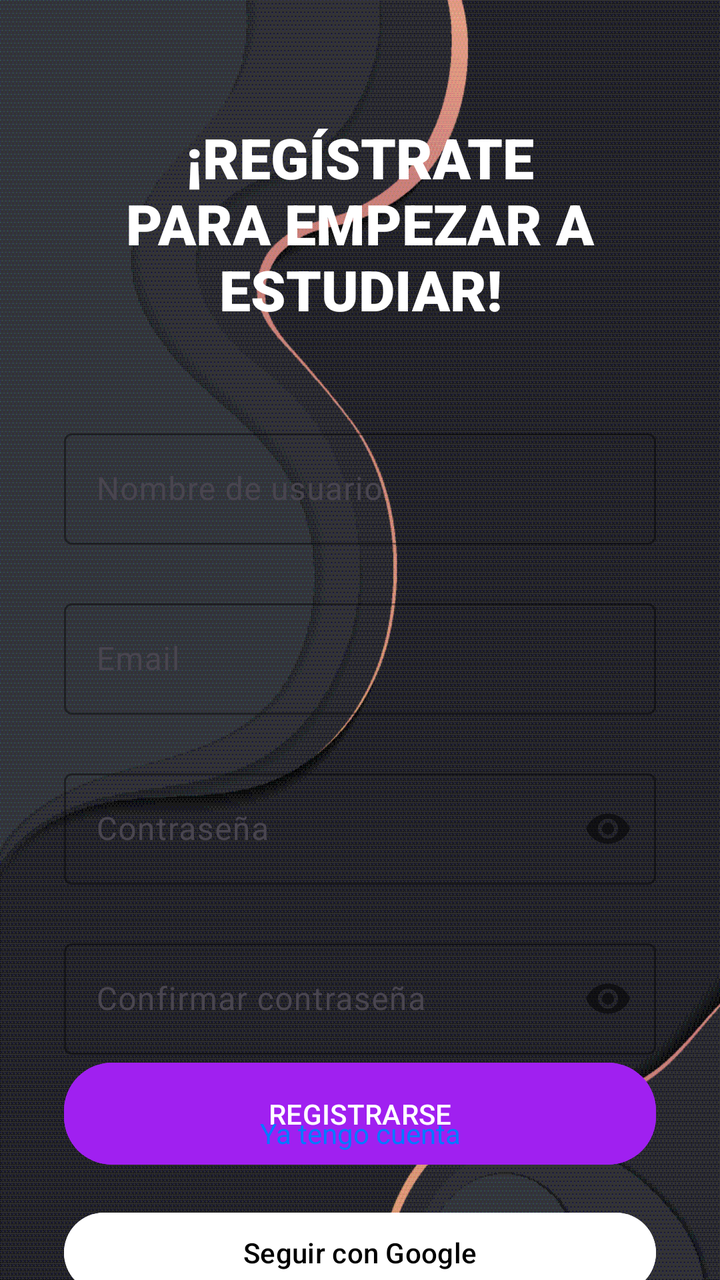
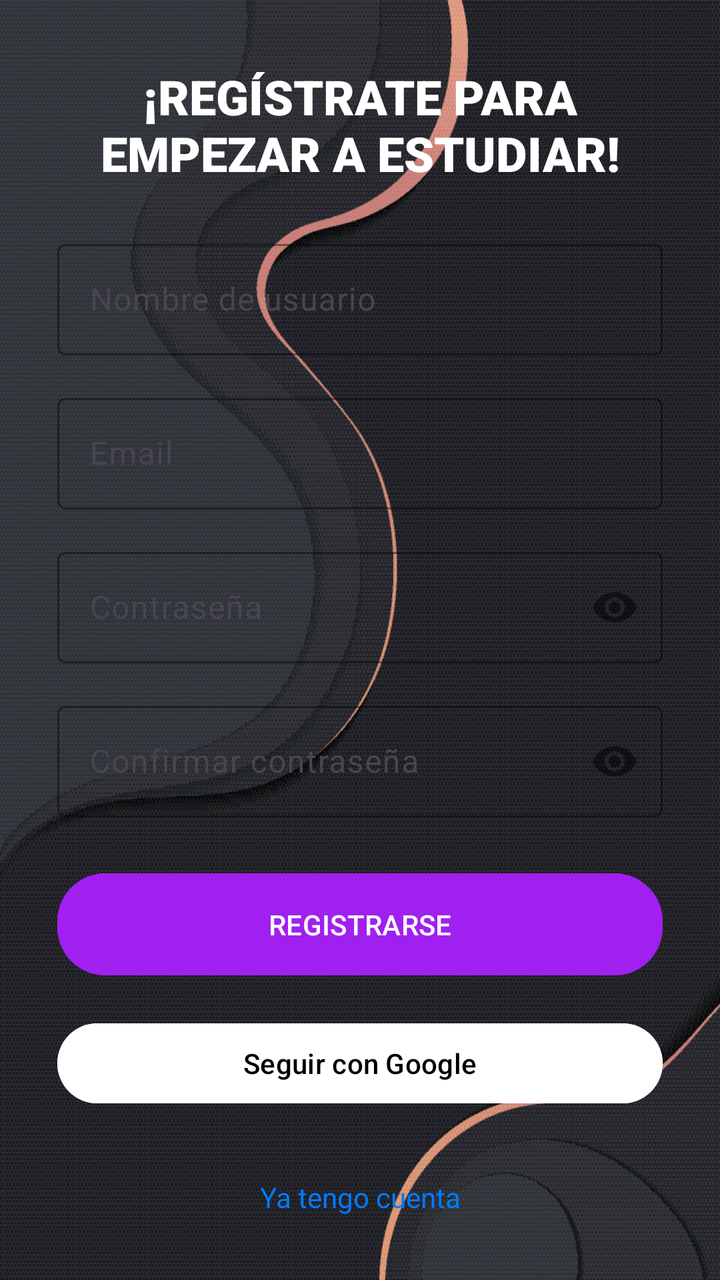

The first picture is an Android layout as it rendered before a commit; the second is the same layout after the commit. The layout source and the unified diff follow.
<!-- AndroidManifest.xml: application theme Theme.AprendeAprueba -->
<!-- res/layout/activity_register.xml -->
<?xml version="1.0" encoding="utf-8"?>
<androidx.constraintlayout.widget.ConstraintLayout xmlns:android="http://schemas.android.com/apk/res/android"
    xmlns:app="http://schemas.android.com/apk/res-auto"
    xmlns:tools="http://schemas.android.com/tools"
    android:layout_width="match_parent"
    android:layout_height="match_parent"
    android:background="@drawable/fondo"
    tools:context=".activities.RegisterActivity">

    <TextView
        android:id="@+id/tvTitle"
        android:layout_width="0dp"
        android:layout_height="wrap_content"
        android:layout_marginStart="32dp"
        android:layout_marginTop="60dp"
        android:layout_marginEnd="32dp"
        android:fontFamily="sans-serif-black"
        android:gravity="center"
        android:text="¡REGÍSTRATE PARA EMPEZAR A ESTUDIAR!"
        android:textColor="@android:color/white"
        android:textSize="28sp"
        android:textStyle="bold"
        app:layout_constraintEnd_toEndOf="parent"
        app:layout_constraintStart_toStartOf="parent"
        app:layout_constraintTop_toTopOf="parent" />

    <com.google.android.material.textfield.TextInputLayout
        android:id="@+id/tilUsername"
        android:layout_width="0dp"
        android:layout_height="wrap_content"
        android:layout_marginStart="32dp"
        android:layout_marginTop="48dp"
        android:layout_marginEnd="32dp"
        app:boxBackgroundMode="outline"
        app:boxStrokeColor="@android:color/white"
        app:hintTextColor="@android:color/white"
        app:layout_constraintTop_toBottomOf="@id/tvTitle"
        app:layout_constraintStart_toStartOf="parent"
        app:layout_constraintEnd_toEndOf="parent">

        <com.google.android.material.textfield.TextInputEditText
            android:id="@+id/etUsername"
            android:layout_width="match_parent"
            android:layout_height="wrap_content"
            android:hint="Nombre de usuario"
            android:inputType="text"
            android:textColor="@android:color/white"/>
    </com.google.android.material.textfield.TextInputLayout>

    <com.google.android.material.textfield.TextInputLayout
        android:id="@+id/tilEmail"
        android:layout_width="0dp"
        android:layout_height="wrap_content"
        android:layout_marginStart="32dp"
        android:layout_marginTop="24dp"
        android:layout_marginEnd="32dp"
        app:boxBackgroundMode="outline"
        app:boxStrokeColor="@android:color/white"
        app:hintTextColor="@android:color/white"
        app:layout_constraintTop_toBottomOf="@id/tilUsername"
        app:layout_constraintStart_toStartOf="parent"
        app:layout_constraintEnd_toEndOf="parent">

        <com.google.android.material.textfield.TextInputEditText
            android:id="@+id/etEmail"
            android:layout_width="match_parent"
            android:layout_height="wrap_content"
            android:hint="Email"
            android:inputType="textEmailAddress"
            android:textColor="@android:color/white"/>
    </com.google.android.material.textfield.TextInputLayout>

    <com.google.android.material.textfield.TextInputLayout
        android:id="@+id/tilPassword"
        android:layout_width="0dp"
        android:layout_height="wrap_content"
        android:layout_marginStart="32dp"
        android:layout_marginTop="24dp"
        android:layout_marginEnd="32dp"
        app:boxBackgroundMode="outline"
        app:boxStrokeColor="@android:color/white"
        app:hintTextColor="@android:color/white"
        app:passwordToggleEnabled="true"
        app:layout_constraintTop_toBottomOf="@id/tilEmail"
        app:layout_constraintStart_toStartOf="parent"
        app:layout_constraintEnd_toEndOf="parent">

        <com.google.android.material.textfield.TextInputEditText
            android:id="@+id/etPassword"
            android:layout_width="match_parent"
            android:layout_height="wrap_content"
            android:hint="Contraseña"
            android:inputType="textPassword"
            android:textColor="@android:color/white"/>
    </com.google.android.material.textfield.TextInputLayout>

    <com.google.android.material.textfield.TextInputLayout
        android:id="@+id/tilConfirmPassword"
        android:layout_width="0dp"
        android:layout_height="wrap_content"
        android:layout_marginStart="32dp"
        android:layout_marginTop="24dp"
        android:layout_marginEnd="32dp"
        app:boxBackgroundMode="outline"
        app:boxStrokeColor="@android:color/white"
        app:hintTextColor="@android:color/white"
        app:passwordToggleEnabled="true"
        app:layout_constraintTop_toBottomOf="@id/tilPassword"
        app:layout_constraintStart_toStartOf="parent"
        app:layout_constraintEnd_toEndOf="parent">

        <com.google.android.material.textfield.TextInputEditText
            android:id="@+id/etConfirmPassword"
            android:layout_width="match_parent"
            android:layout_height="wrap_content"
            android:hint="Confirmar contraseña"
            android:inputType="textPassword"
            android:textColor="@android:color/white"/>
    </com.google.android.material.textfield.TextInputLayout>

    <Button
        android:id="@+id/btnRegister"
        android:layout_width="0dp"
        android:layout_height="wrap_content"
        android:layout_marginStart="32dp"
        android:layout_marginEnd="32dp"
        android:backgroundTint="#A020F0"
        android:paddingTop="16dp"
        android:paddingBottom="16dp"
        android:text="REGISTRARSE"
        android:textColor="@android:color/white"
        app:cornerRadius="24dp"
        app:layout_constraintTop_toBottomOf="@id/tilConfirmPassword"
        app:layout_constraintStart_toStartOf="parent"
        app:layout_constraintEnd_toEndOf="parent" />

    <Button
        android:id="@+id/btnGoogle"
        android:layout_width="0dp"
        android:layout_height="wrap_content"
        android:layout_marginTop="16dp"
        android:layout_marginStart="32dp"
        android:layout_marginEnd="32dp"
        android:text="Seguir con Google"
        android:textColor="@android:color/black"
        android:backgroundTint="@android:color/white"
        app:cornerRadius="24dp"
        app:layout_constraintTop_toBottomOf="@id/btnRegister"
        app:layout_constraintStart_toStartOf="parent"
        app:layout_constraintEnd_toEndOf="parent" />

    <TextView
        android:id="@+id/tvLogin"
        android:layout_width="wrap_content"
        android:layout_height="wrap_content"
        android:layout_marginBottom="64dp"
        android:text="Ya tengo cuenta"
        android:textColor="#007AFF"
        app:layout_constraintBottom_toBottomOf="parent"
        app:layout_constraintStart_toStartOf="parent"
        app:layout_constraintEnd_toEndOf="parent" />



</androidx.constraintlayout.widget.ConstraintLayout>
<!-- resources referenced by this layout -->
<resources>
  <!-- drawable fondo: png bitmap (drawable, 17815 bytes) -->
  <style name="Theme.AprendeAprueba" parent="Theme.Material3.DayNight.NoActionBar">
          <item name="colorPrimary">#A020F0</item>
          <item name="colorOnPrimary">@android:color/white</item>
  
          <item name="colorSurface">#FFFFFF</item>
          <item name="colorOnSurface">#1C1B1F</item>
          <item name="colorSurfaceVariant">#E7E0EC</item>
  
          <item name="listPopupWindowStyle">@style/Widget.Material3.PopupMenu.ListPopupWindow</item>
      </style>
</resources>

<!-- the commit's change to res/layout/activity_register.xml (unified diff, before → after) -->
@@ -7,36 +7,52 @@
     android:background="@drawable/fondo"
     tools:context=".activities.RegisterActivity">
 
+    <androidx.constraintlayout.widget.Guideline
+        android:id="@+id/gl_start"
+        android:layout_width="wrap_content"
+        android:layout_height="wrap_content"
+        android:orientation="vertical"
+        app:layout_constraintGuide_percent="0.08" />
+
+    <androidx.constraintlayout.widget.Guideline
+        android:id="@+id/gl_end"
+        android:layout_width="wrap_content"
+        android:layout_height="wrap_content"
+        android:orientation="vertical"
+        app:layout_constraintGuide_percent="0.92" />
+
+    <androidx.constraintlayout.widget.Guideline
+        android:id="@+id/gl_top"
+        android:layout_width="wrap_content"
+        android:layout_height="wrap_content"
+        android:orientation="horizontal"
+        app:layout_constraintGuide_percent="0.05" />
+
     <TextView
         android:id="@+id/tvTitle"
         android:layout_width="0dp"
         android:layout_height="wrap_content"
-        android:layout_marginStart="32dp"
-        android:layout_marginTop="60dp"
-        android:layout_marginEnd="32dp"
         android:fontFamily="sans-serif-black"
         android:gravity="center"
         android:text="¡REGÍSTRATE PARA EMPEZAR A ESTUDIAR!"
         android:textColor="@android:color/white"
-        android:textSize="28sp"
+        android:textSize="24sp"
         android:textStyle="bold"
-        app:layout_constraintEnd_toEndOf="parent"
-        app:layout_constraintStart_toStartOf="parent"
-        app:layout_constraintTop_toTopOf="parent" />
+        app:layout_constraintEnd_toEndOf="@id/gl_end"
+        app:layout_constraintStart_toStartOf="@id/gl_start"
+        app:layout_constraintTop_toTopOf="@id/gl_top" />
 
     <com.google.android.material.textfield.TextInputLayout
         android:id="@+id/tilUsername"
         android:layout_width="0dp"
         android:layout_height="wrap_content"
-        android:layout_marginStart="32dp"
-        android:layout_marginTop="48dp"
-        android:layout_marginEnd="32dp"
+        android:layout_marginTop="24dp"
         app:boxBackgroundMode="outline"
         app:boxStrokeColor="@android:color/white"
         app:hintTextColor="@android:color/white"
-        app:layout_constraintTop_toBottomOf="@id/tvTitle"
-        app:layout_constraintStart_toStartOf="parent"
-        app:layout_constraintEnd_toEndOf="parent">
+        app:layout_constraintEnd_toEndOf="@id/gl_end"
+        app:layout_constraintStart_toStartOf="@id/gl_start"
+        app:layout_constraintTop_toBottomOf="@id/tvTitle">
 
         <com.google.android.material.textfield.TextInputEditText
             android:id="@+id/etUsername"
@@ -44,22 +60,20 @@
             android:layout_height="wrap_content"
             android:hint="Nombre de usuario"
             android:inputType="text"
-            android:textColor="@android:color/white"/>
+            android:textColor="@android:color/white" />
     </com.google.android.material.textfield.TextInputLayout>
 
     <com.google.android.material.textfield.TextInputLayout
         android:id="@+id/tilEmail"
         android:layout_width="0dp"
         android:layout_height="wrap_content"
-        android:layout_marginStart="32dp"
-        android:layout_marginTop="24dp"
-        android:layout_marginEnd="32dp"
+        android:layout_marginTop="16dp"
         app:boxBackgroundMode="outline"
         app:boxStrokeColor="@android:color/white"
         app:hintTextColor="@android:color/white"
-        app:layout_constraintTop_toBottomOf="@id/tilUsername"
-        app:layout_constraintStart_toStartOf="parent"
-        app:layout_constraintEnd_toEndOf="parent">
+        app:layout_constraintEnd_toEndOf="@id/gl_end"
+        app:layout_constraintStart_toStartOf="@id/gl_start"
+        app:layout_constraintTop_toBottomOf="@id/tilUsername">
 
         <com.google.android.material.textfield.TextInputEditText
             android:id="@+id/etEmail"
@@ -67,23 +81,21 @@
             android:layout_height="wrap_content"
             android:hint="Email"
             android:inputType="textEmailAddress"
-            android:textColor="@android:color/white"/>
+            android:textColor="@android:color/white" />
     </com.google.android.material.textfield.TextInputLayout>
 
     <com.google.android.material.textfield.TextInputLayout
         android:id="@+id/tilPassword"
         android:layout_width="0dp"
         android:layout_height="wrap_content"
-        android:layout_marginStart="32dp"
-        android:layout_marginTop="24dp"
-        android:layout_marginEnd="32dp"
+        android:layout_marginTop="16dp"
         app:boxBackgroundMode="outline"
         app:boxStrokeColor="@android:color/white"
         app:hintTextColor="@android:color/white"
         app:passwordToggleEnabled="true"
-        app:layout_constraintTop_toBottomOf="@id/tilEmail"
-        app:layout_constraintStart_toStartOf="parent"
-        app:layout_constraintEnd_toEndOf="parent">
+        app:layout_constraintEnd_toEndOf="@id/gl_end"
+        app:layout_constraintStart_toStartOf="@id/gl_start"
+        app:layout_constraintTop_toBottomOf="@id/tilEmail">
 
         <com.google.android.material.textfield.TextInputEditText
             android:id="@+id/etPassword"
@@ -91,23 +103,21 @@
             android:layout_height="wrap_content"
             android:hint="Contraseña"
             android:inputType="textPassword"
-            android:textColor="@android:color/white"/>
+            android:textColor="@android:color/white" />
     </com.google.android.material.textfield.TextInputLayout>
 
     <com.google.android.material.textfield.TextInputLayout
         android:id="@+id/tilConfirmPassword"
         android:layout_width="0dp"
         android:layout_height="wrap_content"
-        android:layout_marginStart="32dp"
-        android:layout_marginTop="24dp"
-        android:layout_marginEnd="32dp"
+        android:layout_marginTop="16dp"
         app:boxBackgroundMode="outline"
         app:boxStrokeColor="@android:color/white"
         app:hintTextColor="@android:color/white"
         app:passwordToggleEnabled="true"
-        app:layout_constraintTop_toBottomOf="@id/tilPassword"
-        app:layout_constraintStart_toStartOf="parent"
-        app:layout_constraintEnd_toEndOf="parent">
+        app:layout_constraintEnd_toEndOf="@id/gl_end"
+        app:layout_constraintStart_toStartOf="@id/gl_start"
+        app:layout_constraintTop_toBottomOf="@id/tilPassword">
 
         <com.google.android.material.textfield.TextInputEditText
             android:id="@+id/etConfirmPassword"
@@ -115,51 +125,49 @@
             android:layout_height="wrap_content"
             android:hint="Confirmar contraseña"
             android:inputType="textPassword"
-            android:textColor="@android:color/white"/>
+            android:textColor="@android:color/white" />
     </com.google.android.material.textfield.TextInputLayout>
 
     <Button
         android:id="@+id/btnRegister"
         android:layout_width="0dp"
         android:layout_height="wrap_content"
-        android:layout_marginStart="32dp"
-        android:layout_marginEnd="32dp"
+        android:layout_marginTop="24dp"
         android:backgroundTint="#A020F0"
         android:paddingTop="16dp"
         android:paddingBottom="16dp"
         android:text="REGISTRARSE"
         android:textColor="@android:color/white"
         app:cornerRadius="24dp"
-        app:layout_constraintTop_toBottomOf="@id/tilConfirmPassword"
-        app:layout_constraintStart_toStartOf="parent"
-        app:layout_constraintEnd_toEndOf="parent" />
+        app:layout_constraintEnd_toEndOf="@id/gl_end"
+        app:layout_constraintStart_toStartOf="@id/gl_start"
+        app:layout_constraintTop_toBottomOf="@id/tilConfirmPassword" />
 
     <Button
         android:id="@+id/btnGoogle"
         android:layout_width="0dp"
         android:layout_height="wrap_content"
         android:layout_marginTop="16dp"
-        android:layout_marginStart="32dp"
-        android:layout_marginEnd="32dp"
+        android:backgroundTint="@android:color/white"
         android:text="Seguir con Google"
         android:textColor="@android:color/black"
-        android:backgroundTint="@android:color/white"
         app:cornerRadius="24dp"
-        app:layout_constraintTop_toBottomOf="@id/btnRegister"
-        app:layout_constraintStart_toStartOf="parent"
-        app:layout_constraintEnd_toEndOf="parent" />
+        app:layout_constraintEnd_toEndOf="@id/gl_end"
+        app:layout_constraintStart_toStartOf="@id/gl_start"
+        app:layout_constraintTop_toBottomOf="@id/btnRegister" />
 
     <TextView
         android:id="@+id/tvLogin"
         android:layout_width="wrap_content"
         android:layout_height="wrap_content"
-        android:layout_marginBottom="64dp"
+        android:layout_marginTop="24dp"
+        android:layout_marginBottom="32dp"
         android:text="Ya tengo cuenta"
         android:textColor="#007AFF"
         app:layout_constraintBottom_toBottomOf="parent"
-        app:layout_constraintStart_toStartOf="parent"
-        app:layout_constraintEnd_toEndOf="parent" />
-
-
+        app:layout_constraintEnd_toEndOf="@id/gl_end"
+        app:layout_constraintStart_toStartOf="@id/gl_start"
+        app:layout_constraintTop_toBottomOf="@id/btnGoogle"
+        app:layout_constraintVertical_bias="1.0" />
 
 </androidx.constraintlayout.widget.ConstraintLayout>
